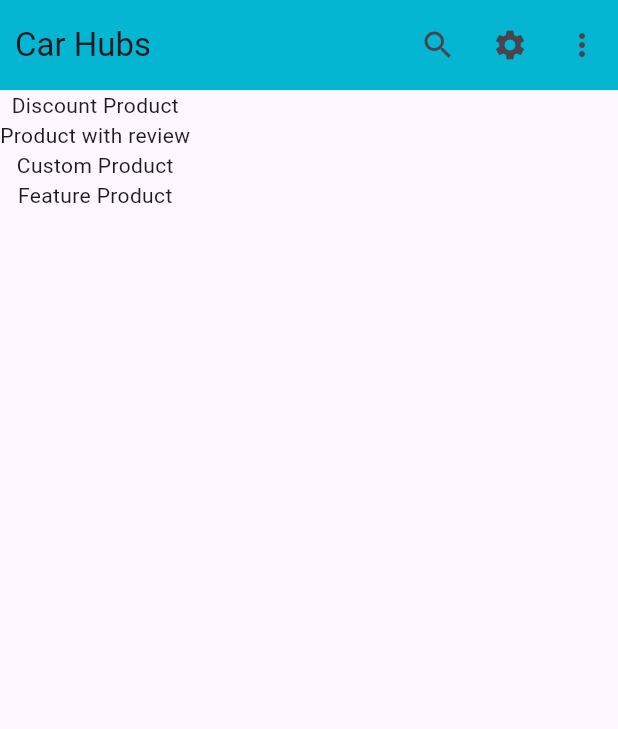
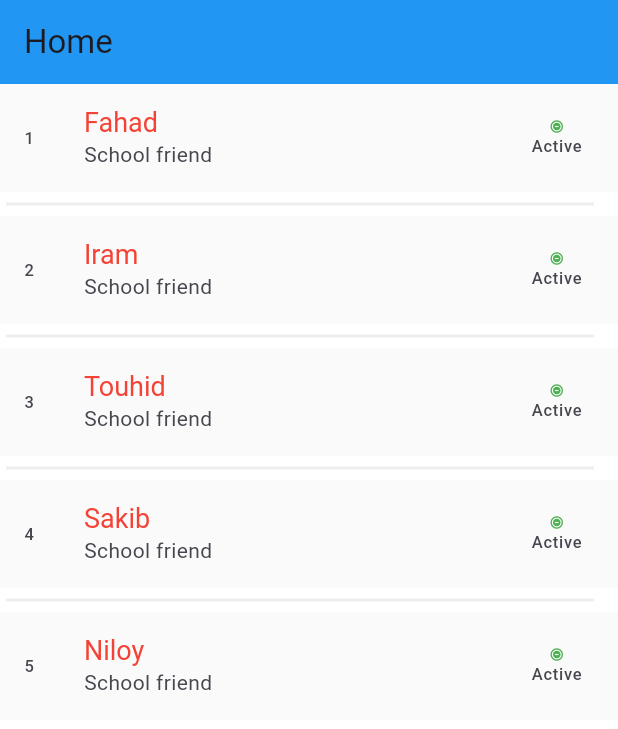
Before and after one commit to MdFarhadHossenImon/firstappofmine, a Flutter app: the screen it shows after launch, on a phone screen of 412 x 824 dp. Shown: the top 729 px of the screen. Run offline on Flutter 3.47's test engine with Material 3 defaults, Android fonts, the phone set to English and light mode, and no system bars.

Commit message:
S
class 2

```diff
--- a/lib/main.dart
+++ b/lib/main.dart
@@ -1,8 +1,8 @@
 
+// Current SDK version: 3.22.1
+import 'package:flutter/material.dart';
 
-import 'package:flutter/cupertino.dart';
-import 'package:flutter/material.dart';
-import 'package:flutter/widgets.dart';
+// ListView, Gridview, SizedBox, ListTile, Divider
 
 void main() {
   runApp(IntroApp());
@@ -14,97 +14,247 @@ class IntroApp extends StatelessWidget {
   @override
   Widget build(BuildContext context) {
     return MaterialApp(
-      debugShowCheckedModeBanner: false,
-      title: 'Intro App',
-      initialRoute: '/',
-      routes: {
-        '/': (context) => const Home(),
-        '/settings': (context) => const Settings(),
-        '/ThreeDotIcon': (context) => const ThreeDoticon()
-      },
+      debugShowCheckedModeBanner: true,
+      home: Home(),
+      title: 'Intro app',
     );
   }
 }
 
-class Home extends StatelessWidget {
+class Home extends StatefulWidget {
   const Home({super.key});
+
+  @override
+  State<Home> createState() => _HomeState();
+}
+
+class _HomeState extends State<Home> {
+  List<String> friendList = ['Fahad', 'Iram', 'Touhid', 'Sakib', 'Niloy'];
 
   @override
   Widget build(BuildContext context) {
     return Scaffold(
+      backgroundColor: Colors.white,
       appBar: AppBar(
-        title: const Text('Car Hubs'),
-        titleSpacing: 10,
-        toolbarHeight: 60,
-        toolbarOpacity: 1,
-        elevation: 1,
-        backgroundColor: Colors.cyan,
-        actions: [
-          IconButton(onPressed: () {}, icon: const Icon(Icons.search)),
-          IconButton(
-            onPressed: () {
-              Navigator.pushNamed(context, '/settings');
+        title: Text('Home'),
+        backgroundColor: Colors.blue,
+      ),
+      // body: ListView(
+      //   children: [
+      //     SizedBox(
+      //       height: 100,
+      //       width: 100,
+      //       child: Center(
+      //         child: Text('Box 1'),
+      //       ),
+      //     ),
+      //     SizedBox(
+      //       height: 100,
+      //       width: 100,
+      //       child: Center(
+      //         child: Text('Box 2'),
+      //       ),
+      //     ),
+      //     SizedBox(
+      //       height: 100,
+      //       width: 100,
+      //       child: Center(
+      //         child: Text('Box 3'),
+      //       ),
+      //     ),
+      //     SizedBox(
+      //       height: 100,
+      //       width: 100,
+      //       child: Center(
+      //         child: Text('Box 1'),
+      //       ),
+      //     ),
+      //     SizedBox(
+      //       height: 100,
+      //       width: 100,
+      //       child: Center(
+      //         child: Text('Box 2'),
+      //       ),
+      //     ),
+      //     SizedBox(
+      //       height: 100,
+      //       width: 100,
+      //       child: Center(
+      //         child: Text('Box 3'),
+      //       ),
+      //     ),
+      //     SizedBox(
+      //       height: 100,
+      //       width: 100,
+      //       child: Center(
+      //         child: Text('Box 1'),
+      //       ),
+      //     ),
+      //     SizedBox(
+      //       height: 100,
+      //       width: 100,
+      //       child: Center(
+      //         child: Text('Box 2'),
+      //       ),
+      //     ),
+      //     SizedBox(
+      //       height: 100,
+      //       width: 100,
+      //       child: Center(
+      //         child: Text('Box 3'),
+      //       ),
+      //     ),
+      //     SizedBox(
+      //       height: 100,
+      //       width: 100,
+      //       child: Center(
+      //         child: Text('Box 1'),
+      //       ),
+      //     ),
+      //     SizedBox(
+      //       height: 100,
+      //       width: 100,
+      //       child: Center(
+      //         child: Text('Box 2'),
+      //       ),
+      //     ),
+      //     SizedBox(
+      //       height: 100,
+      //       width: 100,
+      //       child: Center(
+      //         child: Text('Box 3'),
+      //       ),
+      //     ),
+      //     SizedBox(
+      //       height: 100,
+      //       width: 100,
+      //       child: Center(
+      //         child: Text('Box 1'),
+      //       ),
+      //     ),
+      //     SizedBox(
+      //       height: 100,
+      //       width: 100,
+      //       child: Center(
+      //         child: Text('Box 2'),
+      //       ),
+      //     ),
+      //     SizedBox(
+      //       height: 100,
+      //       width: 100,
+      //       child: Center(
+      //         child: Text('Box 3'),
+      //       ),
+      //     ),
+      //     SizedBox(
+      //       height: 100,
+      //       width: 100,
+      //       child: Center(
+      //         child: Text('Box 1'),
+      //       ),
+      //     ),
+      //     SizedBox(
+      //       height: 100,
+      //       width: 100,
+      //       child: Center(
+      //         child: Text('Box 2'),
+      //       ),
+      //     ),
+      //     SizedBox(
+      //       height: 100,
+      //       width: 100,
+      //       child: Center(
+      //         child: Text('Box 3'),
+      //       ),
+      //     ),
+      //   ],
+      // ),
+      // body: ListView.builder(
+      //   itemCount: 1000, // 0-999
+      //   itemBuilder: (context, index) {
+      //     return SizedBox(
+      //       width: 100,
+      //       height: 100,
+      //       child: Center(child: Text(index.toString())),
+      //     );
+      //   },
+      // ),
+      // body: ListView.builder(
+      //   itemCount: friendList.length,
+      //   // scrollDirection: Axis.horizontal,
+      //   itemBuilder: (context, index) {
+      //     return Text(friendList[index]);
+      //   },
+      // ),
+      body: ListView.separated(
+        itemCount: friendList.length,
+        // scrollDirection: Axis.horizontal,
+        itemBuilder: (context, index) {
+          return ListTile(
+            tileColor: Colors.grey.shade50,
+            title: Text(friendList[index]),
+            subtitle: Text('School friend'),
+            trailing: Column(
+              mainAxisAlignment: MainAxisAlignment.center,
+              children: [
+                Icon(Icons.do_not_disturb_on_total_silence, color: Colors.green, size: 10,),
+                Text('Active')
+              ],
+            ),
+            leading: Text((index+1).toString()),
+            onTap: () {
+              print('$index item tapped');
             },
-            icon: const Icon(Icons.settings),
-          ),
-          IconButton(onPressed: () {
-            Navigator.pushNamed(context, '/ThreeDotIcon');
-          }, icon: const Icon(Icons.more_vert)),
-        ],
+            titleTextStyle: TextStyle(
+                fontSize: 18,
+                color: Colors.red
+            ),
+          );
+        },
+        separatorBuilder: (context, index) {
+          return Divider(
+            color: Colors.grey.shade200,
+            thickness: 2,
+            endIndent: 16,
+            indent: 4,
+          );
+          // return Text('This is $index separator');
+        },
       ),
-      body: Column(
-
-        children: [
-          Column(
-            children: [
-              Text('Discount Product'),
-              Text('Product with review'),
-              Text('Custom Product'),
-              Text('Feature Product')
-
-            ],
-
-          )
-        ],
-
-      ),
+      // body: GridView.builder(
+      //   gridDelegate: SliverGridDelegateWithFixedCrossAxisCount(
+      //     crossAxisCount: 3,
+      //     crossAxisSpacing: 4,
+      //     mainAxisSpacing: 10,
+      //     childAspectRatio: 1
+      //   ),
+      //   itemCount: friendList.length,
+      //   itemBuilder: (context, index) {
+      //     return Column(
+      //       children: [
+      //         Text(index.toString()),
+      //         Text(friendList[index]),
+      //       ],
+      //     );
+      //   },
+      // ),
+      // body: GridView.builder(
+      //   gridDelegate: SliverGridDelegateWithFixedCrossAxisCount(
+      //     crossAxisCount: 3,
+      //     crossAxisSpacing: 4,
+      //     mainAxisSpacing: 10,
+      //     childAspectRatio: 1
+      //   ),
+      //   itemCount: friendList.length,
+      //   itemBuilder: (context, index) {
+      //     return Column(
+      //       children: [
+      //         Text(index.toString()),
+      //         Text(friendList[index]),
+      //       ],
+      //     );
+      //   },
+      // ),
     );
   }
 }
-
-class Settings extends StatelessWidget {
-  const Settings({super.key});
-
-  @override
-  Widget build(BuildContext context) {
-    return Scaffold(
-      appBar: AppBar(
-        title: const Text('Settings'),
-        titleSpacing: 10,
-        toolbarHeight: 60,
-        backgroundColor: Colors.cyan,
-      ),
-      body: const Center(
-        child: Text('Settings'),
-      ),
-    );
-  }
-}
-class ThreeDoticon extends StatelessWidget {
-  const ThreeDoticon({super.key});
-
-  @override
-  Widget build(BuildContext context) {
-    return Scaffold(
-      appBar: AppBar(
-        title: const Text('Menu'),
-        titleSpacing: 10,
-        toolbarHeight: 60,
-        backgroundColor: Colors.cyan,
-      ),
-      body: const Center(
-        child: Text('Menu'),
-      ),
-    );
-  }
-}
```
